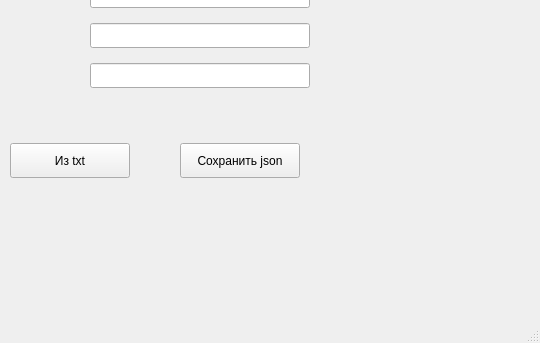
Old version of the form lab-6/mainwindow.ui in the repository Shmapng/prog_lab_2025; both pictures show x 260 to 800 and y 257 to 600 of the 800 by 600 pixel window.
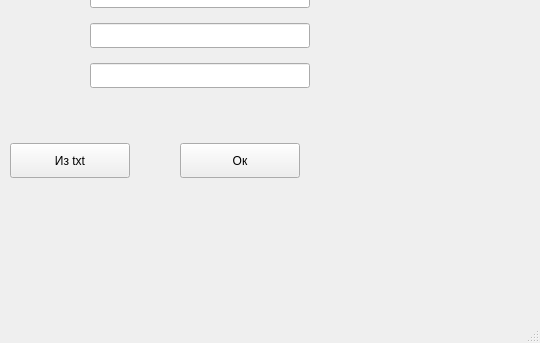
New version of the form.

Patch:
```diff
--- a/lab-6/mainwindow.ui
+++ b/lab-6/mainwindow.ui
@@ -161,7 +161,7 @@
       </rect>
      </property>
      <property name="text">
-      <string>Сохранить json</string>
+      <string>Ок</string>
      </property>
     </widget>
    </widget>
```
Left out of the diff: 2 changed lines with no effect on the pictures.
